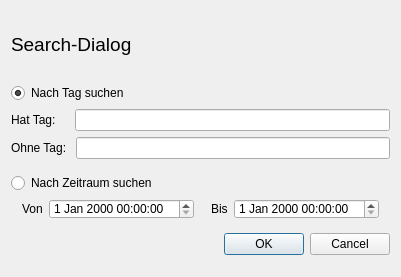
Above: searchdialog.ui from orgnnice/OrgNNice before the change. Below: the same form after it.
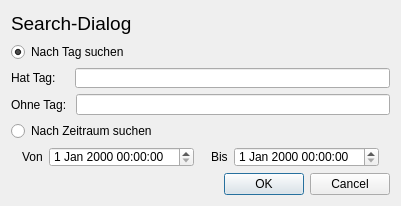
That is the form after the change.

Patch:
```diff
--- a/searchdialog.ui
+++ b/searchdialog.ui
@@ -7,19 +7,37 @@
     <x>0</x>
     <y>0</y>
     <width>401</width>
-    <height>277</height>
+    <height>206</height>
    </rect>
   </property>
+  <property name="minimumSize">
+   <size>
+    <width>401</width>
+    <height>206</height>
+   </size>
+  </property>
+  <property name="maximumSize">
+   <size>
+    <width>401</width>
+    <height>206</height>
+   </size>
+  </property>
   <property name="windowTitle">
    <string>Dialog</string>
   </property>
   <layout class="QVBoxLayout" name="verticalLayout">
    <item>
     <widget class="QLabel" name="label_5">
+     <property name="minimumSize">
+      <size>
+       <width>0</width>
+       <height>25</height>
+      </size>
+     </property>
      <property name="maximumSize">
       <size>
        <width>200</width>
-       <height>50</height>
+       <height>25</height>
       </size>
      </property>
      <property name="font">
```
